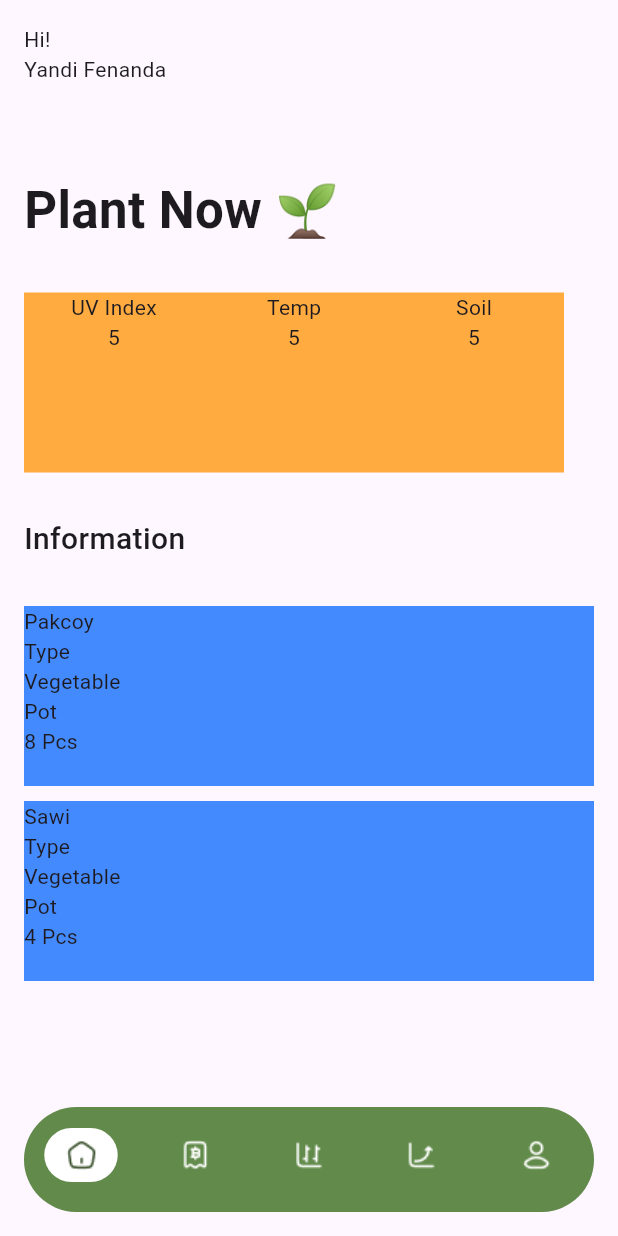
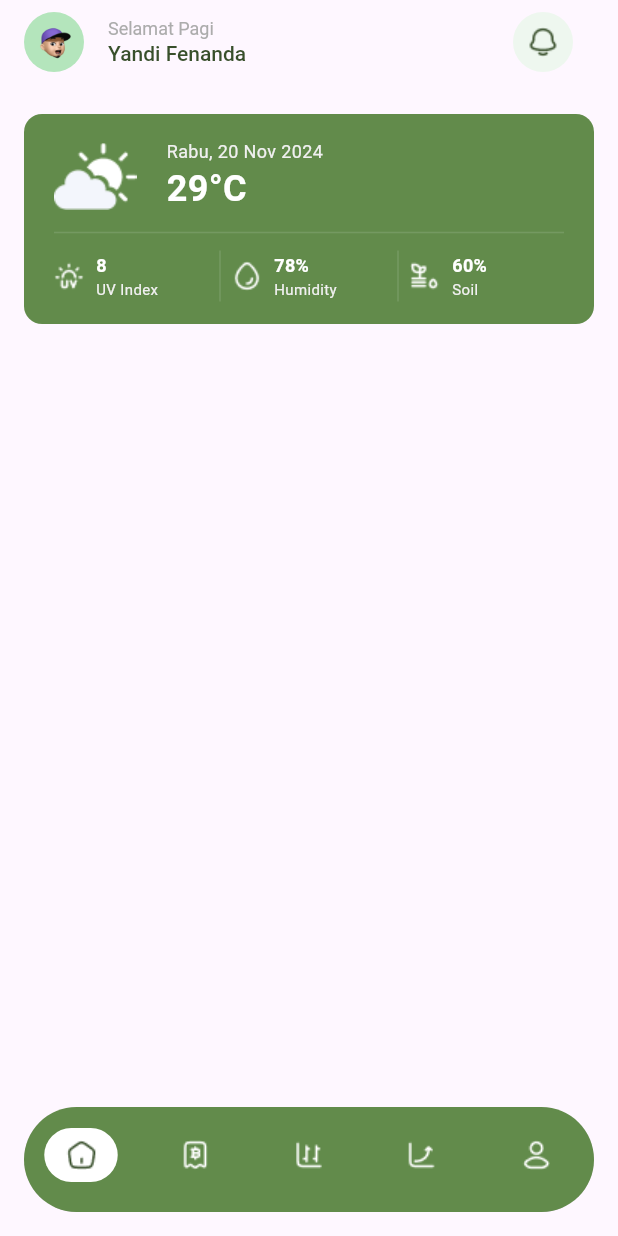
Before and after one commit to Fenanders/veggers_app, a Flutter app: the screen it shows after launch, on a phone screen of 412 x 824 dp. Run offline on Flutter 3.47's test engine with Material 3 defaults, Android fonts, the light colour scheme and no system bars; our stand-ins replace bloc, equatable, go_router.

Commit message:
Add appbar and temperature card

```diff
--- /dev/null
+++ b/lib/features/dashboard/presentation/pages/dashboard_page.dart
@@ -0,0 +1,221 @@
+import 'package:flutter/material.dart';
+
+class DashboardPage extends StatelessWidget {
+  const DashboardPage({super.key});
+
+  @override
+  Widget build(BuildContext context) {
+    return Scaffold(
+      appBar: AppBar(
+        centerTitle: false,
+        title: const Column(
+          crossAxisAlignment: CrossAxisAlignment.start,
+          children: [
+            Text(
+              'Selamat Pagi',
+              style: TextStyle(
+                  fontSize: 12,
+                  fontWeight: FontWeight.w400,
+                  color: Color(0xFFACACAC)),
+            ),
+            Text(
+              'Yandi Fenanda',
+              style: TextStyle(
+                  fontSize: 14,
+                  fontWeight: FontWeight.w500,
+                  color: Color(0xFF384F2B)),
+            ),
+          ],
+        ),
+        leading: Padding(
+          padding: const EdgeInsets.only(left: 16.0),
+          child: CircleAvatar(
+            backgroundColor: const Color(0xFFB4E5BC),
+            child: Image.asset(
+              'assets/images/profile.png',
+              height: 30,
+            ),
+          ),
+        ),
+        actions: [
+          Padding(
+            padding: const EdgeInsets.only(right: 16.0),
+            child: ElevatedButton(
+              style: ElevatedButton.styleFrom(
+                  backgroundColor: const Color(0xFFEEF7EF),
+                  shape: const CircleBorder(),
+                  elevation: 0),
+              onPressed: () {},
+              child: Image.asset("assets/icons/notification.png"),
+            ),
+          ),
+        ],
+      ),
+      body: SingleChildScrollView(
+        child: Column(
+          children: [
+            Container(
+              margin: const EdgeInsets.symmetric(horizontal: 16, vertical: 20),
+              height: 140,
+              width: MediaQuery.of(context).size.width - 32,
+              decoration: BoxDecoration(
+                color: const Color(0xFF628B4B),
+                borderRadius: BorderRadius.circular(12),
+              ),
+              child: Column(
+                children: [
+                  Container(
+                    margin: const EdgeInsets.only(
+                        left: 20, right: 0, top: 16, bottom: 4),
+                    child: Row(
+                      crossAxisAlignment: CrossAxisAlignment.center,
+                      children: [
+                        Image.asset("assets/images/cloud.png"),
+                        const SizedBox(
+                          width: 20,
+                        ),
+                        const Column(
+                          mainAxisAlignment: MainAxisAlignment.center,
+                          crossAxisAlignment: CrossAxisAlignment.start,
+                          children: [
+                            Text(
+                              "Rabu, 20 Nov 2024",
+                              style: TextStyle(
+                                  fontSize: 12,
+                                  fontWeight: FontWeight.w400,
+                                  color: Color(0xFFF0F0F0)),
+                            ),
+                            Text(
+                              "29°C",
+                              style: TextStyle(
+                                  fontSize: 24,
+                                  fontWeight: FontWeight.w700,
+                                  color: Colors.white),
+                            )
+                          ],
+                        )
+                      ],
+                    ),
+                  ),
+                  const Padding(
+                    padding: EdgeInsets.symmetric(horizontal: 20.0),
+                    child: Divider(
+                      color: Color(0xFF749961),
+                      thickness: 1,
+                    ),
+                  ),
+                  Container(
+                    // color: Colors.blue,
+                    height: 34,
+                    margin: const EdgeInsets.only(
+                        right: 20, left: 20, top: 4, bottom: 12),
+                    child: Row(
+                      mainAxisAlignment: MainAxisAlignment.spaceBetween,
+                      children: [
+                        Flexible(
+                          flex: 1,
+                          child: Row(
+                            children: [
+                              Image.asset("assets/icons/uv.png"),
+                              const SizedBox(width: 8),
+                              const Column(
+                                mainAxisAlignment: MainAxisAlignment.center,
+                                crossAxisAlignment: CrossAxisAlignment.start,
+                                children: [
+                                  Text(
+                                    "8",
+                                    style: TextStyle(
+                                        fontSize: 12,
+                                        fontWeight: FontWeight.w700,
+                                        color: Colors.white),
+                                  ),
+                                  Text(
+                                    "UV Index",
+                                    style: TextStyle(
+                                        fontSize: 10,
+                                        fontWeight: FontWeight.w400,
+                                        color: Color(0xFFF0F0F0)),
+                                  ),
+                                ],
+                              )
+                            ],
+                          ),
+                        ),
+                        const VerticalDivider(
+                          color: Color(0xFF749961),
+                          thickness: 1,
+                        ),
+                        Flexible(
+                          flex: 1,
+                          child: Row(
+                            children: [
+                              Image.asset("assets/icons/droplet.png"),
+                              const SizedBox(width: 8),
+                              const Column(
+                                mainAxisAlignment: MainAxisAlignment.center,
+                                crossAxisAlignment: CrossAxisAlignment.start,
+                                children: [
+                                  Text(
+                                    "78%",
+                                    style: TextStyle(
+                                        fontSize: 12,
+                                        fontWeight: FontWeight.w700,
+                                        color: Colors.white),
+                                  ),
+                                  Text(
+                                    "Humidity",
+                                    style: TextStyle(
+                                        fontSize: 10,
+                                        fontWeight: FontWeight.w400,
+                                        color: Color(0xFFF0F0F0)),
+                                  ),
+                                ],
+                              )
+                            ],
+                          ),
+                        ),
+                        const VerticalDivider(
+                          color: Color(0xFF749961),
+                          thickness: 1,
+                        ),
+                        Flexible(
+                          flex: 1,
+                          child: Row(
+                            children: [
+                              Image.asset("assets/icons/soil.png"),
+                              const SizedBox(width: 8),
+                              const Column(
+                                mainAxisAlignment: MainAxisAlignment.center,
+                                crossAxisAlignment: CrossAxisAlignment.start,
+                                children: [
+                                  Text(
+                                    "60%",
+                                    style: TextStyle(
+                                        fontSize: 12,
+                                        fontWeight: FontWeight.w700,
+                                        color: Colors.white),
+                                  ),
+                                  Text(
+                                    "Soil",
+                                    style: TextStyle(
+                                        fontSize: 10,
+                                        fontWeight: FontWeight.w400,
+                                        color: Color(0xFFF0F0F0)),
+                                  ),
+                                ],
+                              )
+                            ],
+                          ),
+                        ),
+                      ],
+                    ),
+                  )
+                ],
+              ),
+            ),
+          ],
+        ),
+      ),
+    );
+  }
+}
--- a/lib/main_navigation.dart
+++ b/lib/main_navigation.dart
@@ -1,7 +1,6 @@
-import 'package:flutter/foundation.dart';
 import 'package:flutter/material.dart';
 import 'package:veggers_app/coming_soon_page.dart';
-import 'package:veggers_app/main_page.dart';
+import 'package:veggers_app/features/dashboard/presentation/pages/dashboard_page.dart';
 
 class MainNavigation extends StatefulWidget {
   const MainNavigation({super.key});
@@ -66,7 +65,7 @@ class _MainNavigationState extends State<MainNavigation> {
         controller: controller,
         physics: const NeverScrollableScrollPhysics(),
         children: const [
-          MainPage(),
+          DashboardPage(),
           ComingSoonPage(),
           ComingSoonPage(),
           ComingSoonPage(),
--- a/pubspec.yaml
+++ b/pubspec.yaml
@@ -67,6 +67,7 @@ flutter:
 
   # To add assets to your application, add an assets section, like this:
   assets:
+    - assets/images/
     - assets/icons/
   #   - images/a_dot_ham.jpeg
 
```
Also changed, not shown: assets/icons/droplet.png (added), assets/icons/notification.png (added), assets/icons/soil.png (added), assets/icons/uv.png (added), assets/images/cloud.png (added), assets/images/profile.png (added), pubspec.lock.
